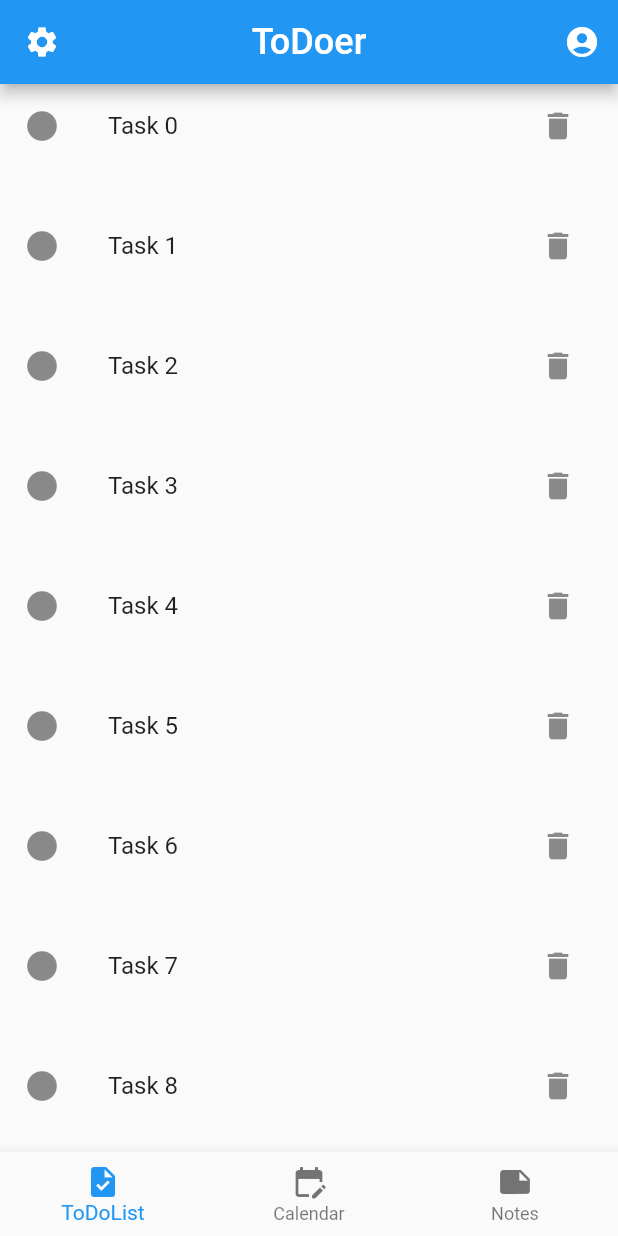
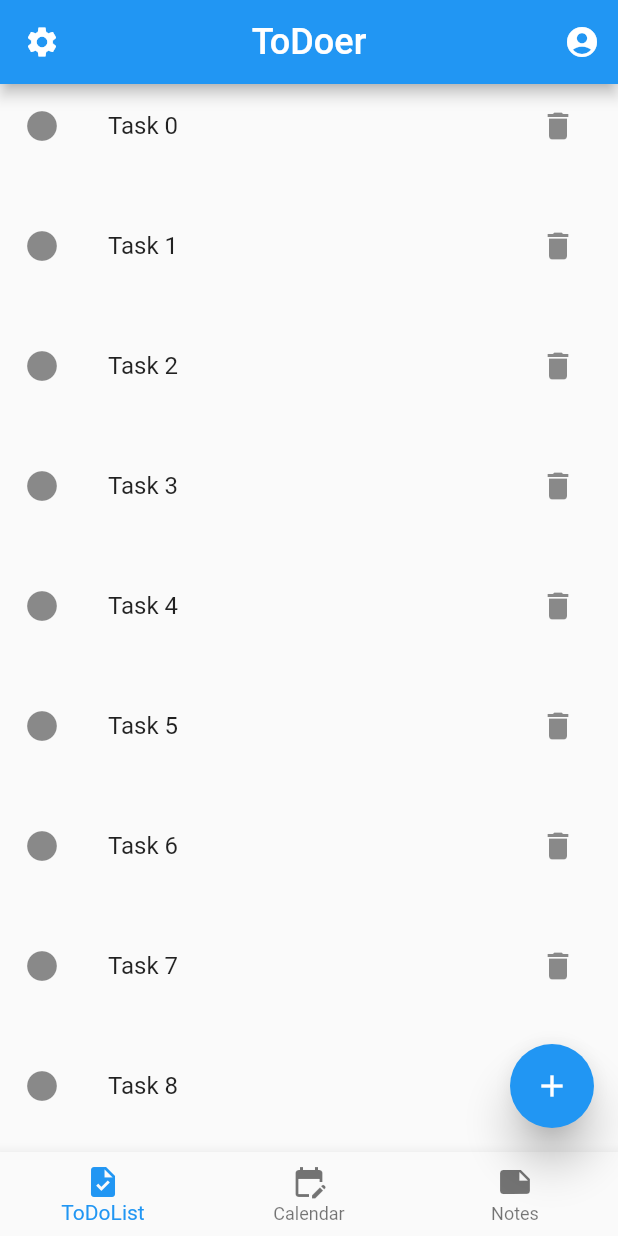
Before and after one commit to dtuukkanen/ToDo, a Flutter app: the screen it shows after launch, on a phone screen of 412 x 824 dp. Run offline on Flutter 3.47's test engine with Material 2 defaults, Android fonts, the phone set to English and light mode, and no system bars.

Commit message:
floatingActionButton

```diff
--- a/lib/main.dart
+++ b/lib/main.dart
@@ -14,7 +14,15 @@ class MainApp extends StatelessWidget {
         appBar: topBar(context),
         body: listView(),
         bottomNavigationBar: bottomBar(context),
+        floatingActionButton: FloatingActionButton(
+        elevation: 12,
+        child: const Icon(Icons.add),
+        onPressed: () {
+
+        },
+
       ),
+    )
     );
   }
 }
```
